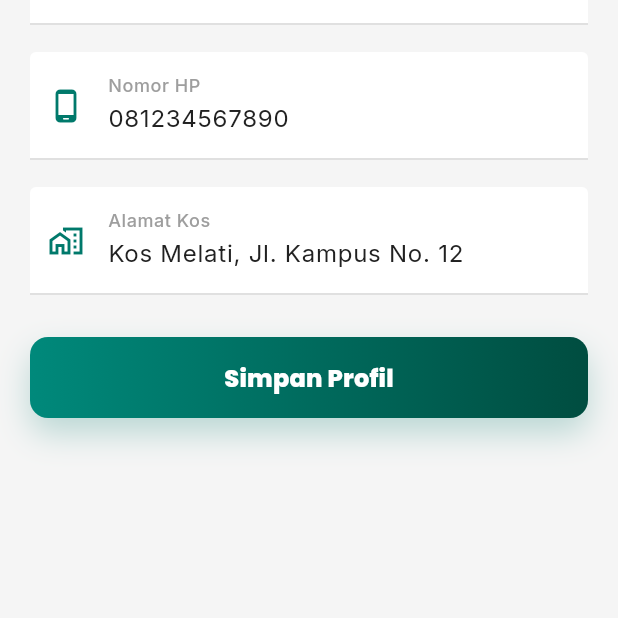
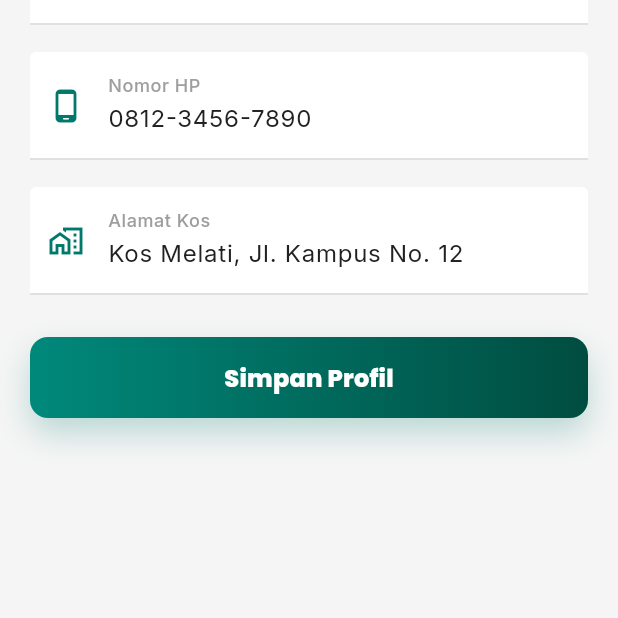
Before and after one commit to ilhamsyauqih/goprint, a Flutter app: the EditProfileScreen screen opened by its route, after a tap on "Simpan Profil", on a phone screen of 412 x 824 dp, the part 383-1001 px from its top. Run offline on Flutter 3.47's test engine with Material 3 defaults, Android fonts, the phone set to English and light mode, and no system bars; our stand-ins replace fl_chart, go_router, google_fonts, lottie.

Commit message:
mengedit data pada profil

```diff
--- a/lib/features/profile/presentation/screens/add_address_screen.dart
+++ b/lib/features/profile/presentation/screens/add_address_screen.dart
@@ -5,7 +5,7 @@ import '../../../../core/utils/validators.dart';
 import '../../../../features/auth/presentation/widgets/auth_text_field.dart';
 import '../../../../shared/widgets/custom_app_bar.dart';
 import '../../../../shared/widgets/primary_button.dart';
-import 'address_list_screen.dart';
+import '../../data/profile_store.dart';
 
 class AddAddressScreen extends StatefulWidget {
   const AddAddressScreen({super.key});
--- a/lib/features/profile/presentation/screens/change_password_screen.dart
+++ b/lib/features/profile/presentation/screens/change_password_screen.dart
@@ -4,6 +4,7 @@ import '../../../../core/utils/validators.dart';
 import '../../../../features/auth/presentation/widgets/auth_text_field.dart';
 import '../../../../shared/widgets/custom_app_bar.dart';
 import '../../../../shared/widgets/primary_button.dart';
+import '../../data/profile_store.dart';
 
 class ChangePasswordScreen extends StatefulWidget {
   const ChangePasswordScreen({super.key});
@@ -49,6 +50,8 @@ class _ChangePasswordScreenState extends State<ChangePasswordScreen> {
     if (!mounted) {
       return;
     }
+
+    profileStore.changePassword();
 
     setState(() => _isSaving = false);
     ScaffoldMessenger.of(context).showSnackBar(
--- a/lib/features/profile/presentation/screens/edit_profile_screen.dart
+++ b/lib/features/profile/presentation/screens/edit_profile_screen.dart
@@ -4,6 +4,7 @@ import '../../../../core/utils/validators.dart';
 import '../../../../features/auth/presentation/widgets/auth_text_field.dart';
 import '../../../../shared/widgets/custom_app_bar.dart';
 import '../../../../shared/widgets/primary_button.dart';
+import '../../data/profile_store.dart';
 import '../widgets/avatar_picker.dart';
 
 class EditProfileScreen extends StatefulWidget {
@@ -23,11 +24,10 @@ class _EditProfileScreenState extends State<EditProfileScreen> {
   @override
   void initState() {
     super.initState();
-    _nameController = TextEditingController(text: 'Amir Mahendra');
-    _phoneController = TextEditingController(text: '081234567890');
-    _addressController = TextEditingController(
-      text: 'Kos Melati, Jl. Kampus No. 12',
-    );
+    final profile = profileStore.profile;
+    _nameController = TextEditingController(text: profile.name);
+    _phoneController = TextEditingController(text: profile.phone);
+    _addressController = TextEditingController(text: profile.primaryAddress);
   }
 
   @override
@@ -48,6 +48,12 @@ class _EditProfileScreenState extends State<EditProfileScreen> {
     if (!mounted) {
       return;
     }
+
+    profileStore.updateProfile(
+      name: _nameController.text.trim(),
+      phone: _phoneController.text.trim(),
+      primaryAddress: _addressController.text.trim(),
+    );
 
     setState(() => _isSaving = false);
     ScaffoldMessenger.of(
--- a/lib/features/profile/presentation/screens/profile_screen.dart
+++ b/lib/features/profile/presentation/screens/profile_screen.dart
@@ -3,6 +3,7 @@ import 'package:go_router/go_router.dart';
 
 import '../../../../core/constants/app_colors.dart';
 import '../../../../shared/widgets/custom_app_bar.dart';
+import '../../data/profile_store.dart';
 import '../widgets/avatar_picker.dart';
 
 class ProfileScreen extends StatelessWidget {
@@ -15,27 +16,32 @@ class ProfileScreen extends StatelessWidget {
         ? AppColors.darkMutedText
         : AppColors.lightSubtleText;
 
+    return AnimatedBuilder(
+      animation: profileStore,
+      builder: (context, _) {
+        final profile = profileStore.profile;
+
         return Scaffold(
           appBar: const CustomAppBar(title: 'Profil', showBackButton: false),
           body: ListView(
             padding: const EdgeInsets.all(20),
             children: [
-          _ProfileHeader(subtitleColor: subtitleColor),
+              _ProfileHeader(name: profile.name, subtitleColor: subtitleColor),
               const SizedBox(height: 20),
               _ProfileInfoTile(
                 icon: Icons.mail_outline_rounded,
                 label: 'Email',
-            value: 'amir@goprint.id',
+                value: profile.email,
               ),
               _ProfileInfoTile(
                 icon: Icons.phone_android_rounded,
                 label: 'Nomor HP',
-            value: '0812-3456-7890',
+                value: profile.phone,
               ),
               _ProfileInfoTile(
                 icon: Icons.home_work_outlined,
                 label: 'Alamat Utama',
-            value: 'Kos Melati, Jl. Kampus No. 12',
+                value: profile.primaryAddress,
               ),
               const SizedBox(height: 16),
               _ProfileMenuTile(
@@ -71,12 +77,15 @@ class ProfileScreen extends StatelessWidget {
             ],
           ),
         );
+      },
+    );
   }
 }
 
 class _ProfileHeader extends StatelessWidget {
-  const _ProfileHeader({required this.subtitleColor});
+  const _ProfileHeader({required this.name, required this.subtitleColor});
 
+  final String name;
   final Color subtitleColor;
 
   @override
@@ -97,7 +106,7 @@ class _ProfileHeader extends StatelessWidget {
               crossAxisAlignment: CrossAxisAlignment.start,
               children: [
                 Text(
-                  'Amir Mahendra',
+                  name,
                   style: Theme.of(
                     context,
                   ).textTheme.titleLarge?.copyWith(fontWeight: FontWeight.w800),
--- a/lib/features/profile/presentation/widgets/avatar_picker.dart
+++ b/lib/features/profile/presentation/widgets/avatar_picker.dart
@@ -1,20 +1,14 @@
 import 'package:flutter/material.dart';
 
 import '../../../../core/constants/app_colors.dart';
+import '../../data/profile_store.dart';
 
-class AvatarPicker extends StatefulWidget {
+class AvatarPicker extends StatelessWidget {
   const AvatarPicker({this.size = 96, super.key});
 
   final double size;
 
-  @override
-  State<AvatarPicker> createState() => _AvatarPickerState();
-}
-
-class _AvatarPickerState extends State<AvatarPicker> {
-  IconData _avatarIcon = Icons.person_rounded;
-
-  Future<void> _showPicker() async {
+  Future<void> _showPicker(BuildContext context) async {
     final selectedIcon = await showModalBottomSheet<IconData>(
       context: context,
       showDragHandle: true,
@@ -51,43 +45,46 @@ class _AvatarPickerState extends State<AvatarPicker> {
       },
     );
 
-    if (selectedIcon == null || !mounted) {
+    if (selectedIcon == null) {
       return;
     }
 
-    setState(() => _avatarIcon = selectedIcon);
+    profileStore.updateAvatar(selectedIcon);
   }
 
   @override
   Widget build(BuildContext context) {
+    return AnimatedBuilder(
+      animation: profileStore,
+      builder: (context, _) {
         return Semantics(
           button: true,
           label: 'Pilih foto profil',
           child: InkWell(
-        borderRadius: BorderRadius.circular(widget.size),
-        onTap: _showPicker,
+            borderRadius: BorderRadius.circular(size),
+            onTap: () => _showPicker(context),
             child: Stack(
               clipBehavior: Clip.none,
               children: [
                 Container(
-              width: widget.size,
-              height: widget.size,
+                  width: size,
+                  height: size,
                   decoration: const BoxDecoration(
                     shape: BoxShape.circle,
                     gradient: AppColors.headerGradient,
                   ),
                   child: Icon(
-                _avatarIcon,
+                    profileStore.profile.avatarIcon,
                     color: Colors.white,
-                size: widget.size * 0.52,
+                    size: size * 0.52,
                   ),
                 ),
                 Positioned(
                   right: -2,
                   bottom: -2,
                   child: Container(
-                width: widget.size * 0.34,
-                height: widget.size * 0.34,
+                    width: size * 0.34,
+                    height: size * 0.34,
                     decoration: BoxDecoration(
                       color: AppColors.teal700,
                       shape: BoxShape.circle,
@@ -96,7 +93,7 @@ class _AvatarPickerState extends State<AvatarPicker> {
                     child: Icon(
                       Icons.edit_rounded,
                       color: Colors.white,
-                  size: widget.size * 0.18,
+                      size: size * 0.18,
                     ),
                   ),
                 ),
@@ -104,5 +101,7 @@ class _AvatarPickerState extends State<AvatarPicker> {
             ),
           ),
         );
+      },
+    );
   }
 }
```
Also changed, not shown: lib/app.dart (+7 -9 lines), lib/core/state/app_state_store.dart (added, +23 -0 lines), lib/features/profile/data/profile_store.dart (added, +186 -0 lines), lib/features/profile/presentation/screens/address_list_screen.dart (+67 -70 lines), lib/features/profile/presentation/screens/settings_screen.dart (+24 -24 lines), 1 other file. Lines whose indentation alone changed are shown as unchanged.
